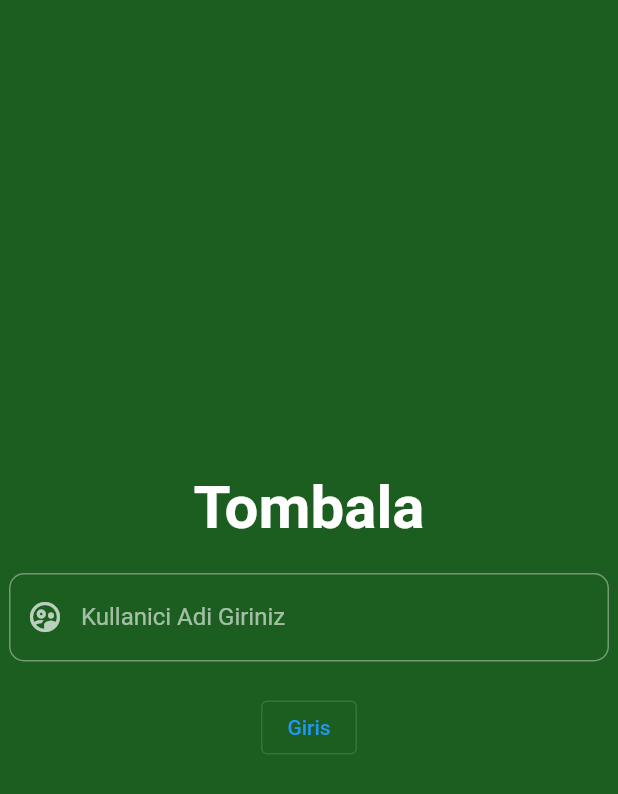
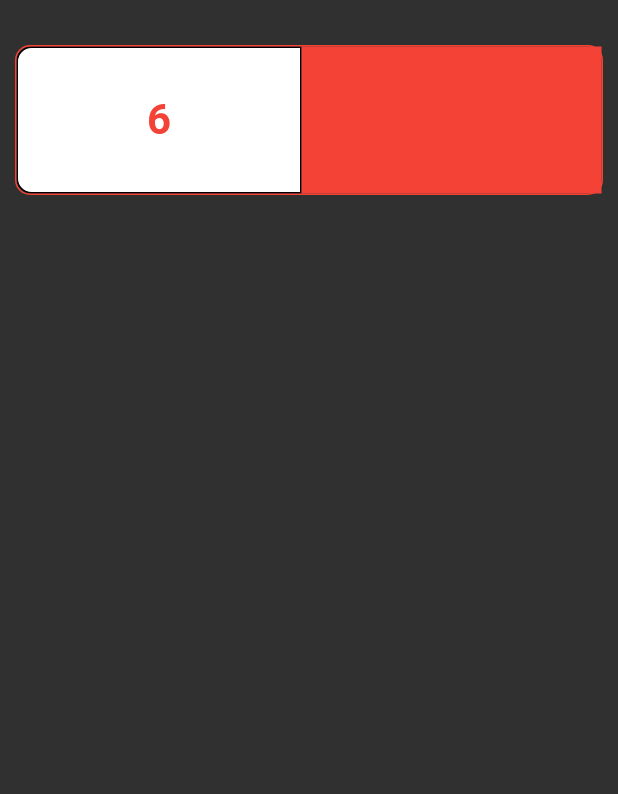
Before and after one commit to sametcilingir/Online-Tombala, a Flutter app: the screen it shows after launch, on a phone screen of 412 x 824 dp. Shown: the top 794 px of the screen. Run offline on Flutter 3.47's test engine with Material 2 defaults, Android fonts, the phone set to English and light mode, and no system bars; our stand-ins replace awesome_dialog, cloud_firestore, firebase_core, flutter_mobx, get_it, mobx; accounts and stored records are empty; generated files the repository leaves out were written again.

Commit message:
bitmek hüzere

```diff
--- a/lib/main.dart
+++ b/lib/main.dart
@@ -2,6 +2,7 @@
 import 'package:firebase_core/firebase_core.dart';
 import 'package:flutter/material.dart';
 import 'package:tombala/locator.dart';
+import 'package:tombala/views/game_card.dart';
 import 'package:tombala/views/home.dart';
 
 void main() {
@@ -93,7 +94,7 @@ class _MyAppState extends State<MyApp> {
         themeMode: ThemeMode.dark,
         debugShowCheckedModeBanner: false,
         title: 'Tombala',
-        home:  HomeScreen(),
+        home:  GameCardScreen(),
       );
     }
     return const CircularProgressIndicator();
--- /dev/null
+++ b/lib/views/game_card.dart
@@ -0,0 +1,69 @@
+import 'package:flutter/material.dart';
+import 'package:tombala/locator.dart';
+import 'package:tombala/view_model/view_model.dart';
+
+class GameCardScreen extends StatelessWidget {
+  final ViewModel _viewModel = locator<ViewModel>();
+
+  @override
+  Widget build(BuildContext context) {
+    _viewModel.createGameCard();
+    return Scaffold(
+        body: SingleChildScrollView(
+      child: Padding(
+        padding: const EdgeInsets.all(10.0),
+        child: Column(
+          children: [
+            SizedBox(
+              height: 20,
+            ),
+            Container(
+              height: 100,
+              decoration: BoxDecoration(
+                  border: Border.all(
+                    color: Colors.red,
+                  ),
+                  borderRadius: BorderRadius.all(Radius.circular(10))),
+              child: Row(
+                children: [
+                  Expanded(
+                    child: InkWell(
+                      focusColor: Colors.amberAccent,
+                      splashColor: Colors.amberAccent,
+                      hoverColor: Colors.amberAccent,
+                      highlightColor: Colors.amberAccent,
+                      onTap: () {
+                        print("sdfsdfds");
+                      },
+                      child: Ink(
+                        decoration: BoxDecoration(
+                            color: Colors.white,
+                            border: Border.all(),
+                            borderRadius:
+                                BorderRadius.only(topLeft: Radius.circular(10), bottomLeft: Radius.circular(10))),
+                        child: Center(
+                          child: Text(
+                            '${_viewModel.randomNumbersForCards[0]}',
+                            style: TextStyle(
+                              color: Colors.red,
+                              fontSize: 28,
+                              fontWeight: FontWeight.bold,
+                            ),
+                          ),
+                        ),
+                      ),
+                    ),
+                  ),
+                  Container(
+                    width: 200,
+                    color: Colors.red,
+                  ),
+                ],
+              ),
+            )
+          ],
+        ),
+      ),
+    ));
+  }
+}
--- a/lib/views/room_choose.dart
+++ b/lib/views/room_choose.dart
@@ -19,9 +19,9 @@ class RoomChooseScreen extends StatelessWidget {
           child: Column(
             mainAxisAlignment: MainAxisAlignment.spaceEvenly,
             children: [
-              TextButton(
+              ElevatedButton(
                   onPressed: () async {
-                    bool createRoomProcces = await _viewModel.createRoom();
+                    bool createRoomProcces = await _viewModel.createRoom(context: context);
                     if (createRoomProcces) {
                       Navigator.push(
                           context,
@@ -30,7 +30,7 @@ class RoomChooseScreen extends StatelessWidget {
                     }
                   },
                   child: Text('Oda Oluştur')),
-              TextButton(
+              ElevatedButton(
                   onPressed: () {
                     Navigator.of(context).push(PageRouteBuilder(
                     opaque: false,
--- a/lib/views/room_join.dart
+++ b/lib/views/room_join.dart
@@ -42,13 +42,13 @@ class RoomJoinScreen extends StatelessWidget {
                     ),
                   ),
                 ),
-                TextButton(
+                ElevatedButton(
                     onPressed: () async {
                       _viewModel.formKeyRoomId.currentState!.save();
 
                       _viewModel.context = context;
 
-                      bool createJointProcces = await _viewModel.joinRoom();
+                      bool createJointProcces = await _viewModel.joinRoom(context: context);
                       if (createJointProcces) {
                         Navigator.push(
                             context,
--- a/pubspec.yaml
+++ b/pubspec.yaml
@@ -48,6 +48,7 @@ dependencies:
   # The following adds the Cupertino Icons font to your application.
   # Use with the CupertinoIcons class for iOS style icons.
   cupertino_icons: ^1.0.2
+  awesome_dialog: ^2.1.2
 
 dev_dependencies:
   flutter_test:
```
Also changed, not shown: lib/services/firebase_database.dart (+41 -0 lines), lib/view_model/view_model.dart (+189 -5 lines), lib/views/game_table.dart (added, +126 -0 lines), lib/views/waiting.dart (+81 -17 lines), lib/view_model/view_model.g.dart, pubspec.lock, 3 other files.
